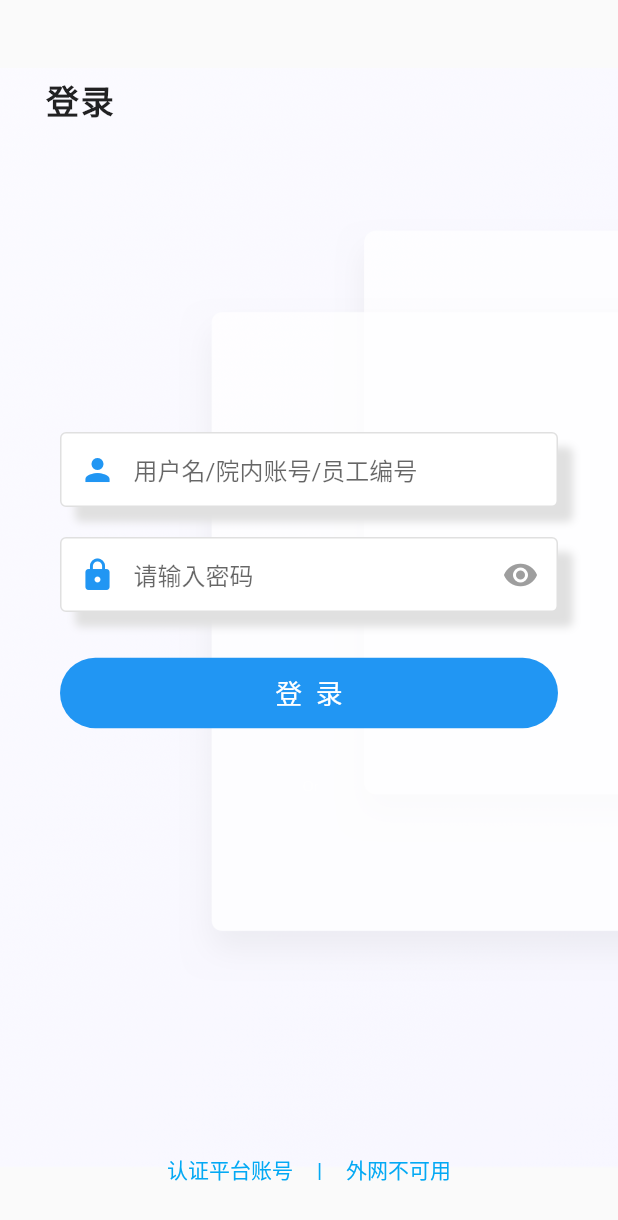
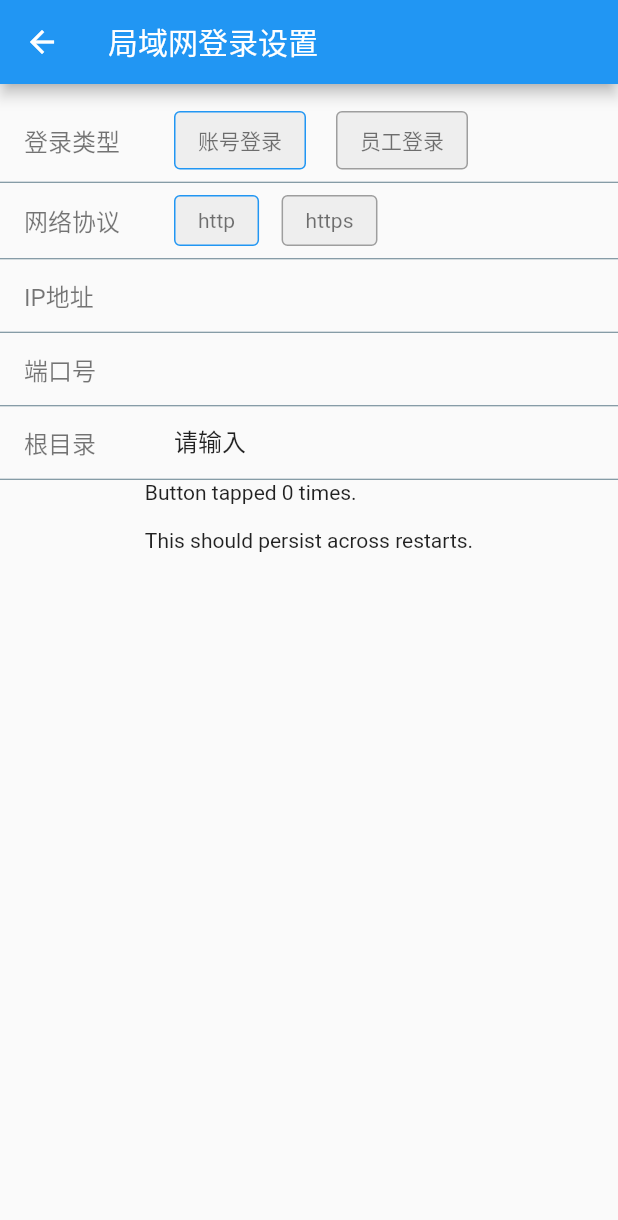
Before and after one commit to liuxuefei7060/flutter_oes, a Flutter app: the screen it shows after launch, after a tap on "外网不可用", on a phone screen of 412 x 824 dp. Shown: the top 1220 px of the screen. Run offline on Flutter 3.47's test engine with Material 2 defaults, Android fonts, the phone set to English and light mode, and no system bars; our stand-ins replace dio, fluttertoast, shared_preferences.

```diff
--- a/lib/pages/login/login_page.dart
+++ b/lib/pages/login/login_page.dart
@@ -5,6 +5,7 @@ import 'package:flutter/services.dart';
 import 'package:flutter_oes/api/api.dart';
 import 'package:flutter_oes/pages/dialog/loading_dialog.dart';
 import 'package:flutter_oes/pages/main/main_page.dart';
+import 'package:flutter_oes/pages/netsettings/net_settings.dart';
 import 'package:flutter_oes/utils/base_entity.dart';
 import 'package:flutter_oes/utils/net_utils.dart';
 import 'package:fluttertoast/fluttertoast.dart';
@@ -30,6 +31,23 @@ class _LoginState extends State<LoginPage> {
 
   var _nameController = TextEditingController();
   var _pwdController = TextEditingController();
+
+  //输入框修饰定义
+  var _inputBoxDecoration = BoxDecoration(
+      boxShadow: [
+        //阴影
+        BoxShadow(
+            color: Colors.grey[300],
+            offset: Offset(10.0, 10.0),
+            blurRadius: 4.0)
+      ],
+      color: Colors.white,
+      borderRadius: BorderRadius.all(Radius.circular(4)),
+      border: Border(
+          top: BorderSide(color: Colors.grey[300], width: 1.0),
+          left: BorderSide(color: Colors.grey[300], width: 1.0),
+          right: BorderSide(color: Colors.grey[300], width: 1.0),
+          bottom: BorderSide(color: Colors.grey[300], width: 1.0)));
 
   List<AuthInfoEntity> authInfoList;
   AuthInfoEntity mAuthInfoSelected;
@@ -115,10 +133,7 @@ class _LoginState extends State<LoginPage> {
         child: Container(
       constraints: BoxConstraints(
           minWidth: double.infinity,
-              minHeight: MediaQuery
-                  .of(context)
-                  .size
-                  .height),
+          minHeight: MediaQuery.of(context).size.height),
       decoration: BoxDecoration(
           image: new DecorationImage(
               image: ExactAssetImage("images/bc_login.png"))),
@@ -129,9 +144,7 @@ class _LoginState extends State<LoginPage> {
           child: Text(
             "登录",
             style: TextStyle(
-                    fontSize: 22,
-                    fontWeight: FontWeight.bold,
-                    letterSpacing: 1.2),
+                fontSize: 22, fontWeight: FontWeight.bold, letterSpacing: 1.2),
           ),
         ),
         Positioned(
@@ -146,7 +159,12 @@ class _LoginState extends State<LoginPage> {
               Text("|", style: TextStyle(color: Colors.lightBlue)),
               FlatButton(
                   textColor: Colors.lightBlue,
-                      onPressed: () {},
+                  onPressed: () {
+                    Navigator.push(context,
+                        MaterialPageRoute(builder: (context) {
+                      return NetSettingsPage();
+                    }));
+                  },
                   child: Text("外网不可用")),
             ],
           ),
@@ -157,25 +175,7 @@ class _LoginState extends State<LoginPage> {
           children: <Widget>[
             Container(
                 margin: EdgeInsets.fromLTRB(40, 0, 40, 0),
-                    decoration: BoxDecoration(
-                        boxShadow: [
-                          //阴影
-                          BoxShadow(
-                              color: Colors.grey[300],
-                              offset: Offset(10.0, 10.0),
-                              blurRadius: 4.0)
-                        ],
-                        color: Colors.white,
-                        borderRadius: BorderRadius.all(Radius.circular(4)),
-                        border: Border(
-                            top: BorderSide(
-                                color: Colors.grey[300], width: 1.0),
-                            left: BorderSide(
-                                color: Colors.grey[300], width: 1.0),
-                            right: BorderSide(
-                                color: Colors.grey[300], width: 1.0),
-                            bottom:
-                            BorderSide(color: Colors.grey[300], width: 1.0))),
+                decoration: _inputBoxDecoration,
                 child: TextField(
                   maxLines: 1,
                   autofocus: false,
@@ -193,25 +193,7 @@ class _LoginState extends State<LoginPage> {
                 )),
             Container(
                 margin: EdgeInsets.fromLTRB(40, 20, 40, 0),
-                    decoration: BoxDecoration(
-                        boxShadow: [
-                          //阴影
-                          BoxShadow(
-                              color: Colors.grey[300],
-                              offset: Offset(10.0, 10.0),
-                              blurRadius: 4.0)
-                        ],
-                        color: Colors.white,
-                        borderRadius: BorderRadius.all(Radius.circular(4)),
-                        border: Border(
-                            top: BorderSide(
-                                color: Colors.grey[300], width: 1.0),
-                            left: BorderSide(
-                                color: Colors.grey[300], width: 1.0),
-                            right: BorderSide(
-                                color: Colors.grey[300], width: 1.0),
-                            bottom:
-                            BorderSide(color: Colors.grey[300], width: 1.0))),
+                decoration: _inputBoxDecoration,
                 child: TextField(
                   maxLines: 1,
                   autofocus: false,
@@ -244,25 +226,7 @@ class _LoginState extends State<LoginPage> {
               child: Container(
                   margin: EdgeInsets.fromLTRB(40, 20, 40, 20),
                   padding: EdgeInsets.all(12),
-                      decoration: BoxDecoration(
-                          boxShadow: [
-                            //阴影
-                            BoxShadow(
-                                color: Colors.grey[300],
-                                offset: Offset(10.0, 10.0),
-                                blurRadius: 4.0)
-                          ],
-                          color: Colors.white,
-                          borderRadius: BorderRadius.all(Radius.circular(4)),
-                          border: Border(
-                              top: BorderSide(
-                                  color: Colors.grey[300], width: 1.0),
-                              left: BorderSide(
-                                  color: Colors.grey[300], width: 1.0),
-                              right:
-                              BorderSide(color: Colors.grey[300], width: 1.0),
-                              bottom:
-                              BorderSide(color: Colors.grey[300], width: 1.0))),
+                  decoration: _inputBoxDecoration,
                   child: GestureDetector(
                       onTap: showBottomSheet,
                       child: Row(
@@ -320,8 +284,8 @@ class _LoginState extends State<LoginPage> {
   void checkLoginBtnAble() {
     String name = _nameController.text;
     String pwd = _pwdController.text;
-    if (name == null || name.length == 0 || pwd == null ||
-        pwd.length == 0) {} else {}
+    if (name == null || name.length == 0 || pwd == null || pwd.length == 0) {
+    } else {}
   }
 
   ///失败失败，因为没有认证
@@ -376,12 +340,10 @@ class _LoginState extends State<LoginPage> {
       "loginType": 0
     };
 
-
-
     NetUtils.post(Api.login, params, success: (response) {
       Navigator.pop(context);
-      BaseEntity<LoginEntity> loginEntity = BaseEntity<LoginEntity>.fromJson(
-          json.decode(response));
+      BaseEntity<LoginEntity> loginEntity =
+          BaseEntity<LoginEntity>.fromJson(json.decode(response));
 
       if (loginEntity.status == 0) {
         Fluttertoast.showToast(
--- /dev/null
+++ b/lib/pages/netsettings/net_settings.dart
@@ -0,0 +1,287 @@
+import 'package:flutter/material.dart';
+import 'package:shared_preferences/shared_preferences.dart';
+
+///网络配置，设置网络的ip，端口，路径，
+///在ip那里可以直接设置域名
+class NetSettingsPage extends StatefulWidget {
+  @override
+  _NetSettingsPageState createState() => _NetSettingsPageState();
+}
+
+class _NetSettingsPageState extends State<NetSettingsPage> {
+  bool _checkboxHttp = true;
+  bool _checkboxHttps = false;
+  bool _checkboxAccount = true; //账号登录
+  bool _checkboxEmploy = false; //员工登录
+  FocusNode _blankNode = FocusNode();
+  var _ipController = TextEditingController();
+  var _porController = TextEditingController();
+  var _pathController = TextEditingController();
+
+  Future<SharedPreferences> _prefs = SharedPreferences.getInstance();
+  Future<int> _counter;
+  Future<String> _ip;
+  Future<String> _port;
+  Future<String> _path;
+
+  var _titleStyle = TextStyle(fontSize: 16, color: Colors.black54);
+  var _inputDecoration = new InputDecoration(border: InputBorder.none);
+
+  @override
+  void initState() {
+    super.initState();
+    _counter = _prefs.then((SharedPreferences prefs) {
+      return (prefs.getInt('counter') ?? 0);
+    }).then((value) {
+      print(value);
+      return value;
+    });
+    _ip = _prefs.then((SharedPreferences prefs) {
+      return (prefs.getString('key_ip') ?? "请输入");
+    }).then((value) {
+      print(value);
+      return value;
+    });
+
+    _port = _prefs.then((SharedPreferences prefs) {
+      return (prefs.getString('key_ip') ?? "请输入");
+    }).then((value) {
+      print(value);
+      return value;
+    });
+    _path = _prefs.then((SharedPreferences prefs) {
+      return (prefs.getString('key_ip') ?? "请输入");
+    }).then((value) {
+      print(value);
+      return value;
+    });
+  }
+
+  Widget _getDivider() {
+    return Divider(
+      height: 1,
+      color: Colors.blueGrey,
+    );
+  }
+
+  Widget createBody() {
+    return Container(
+      padding: EdgeInsets.fromLTRB(0, 10, 0, 10),
+      child: Column(
+        children: <Widget>[
+          Container(
+            padding: EdgeInsets.fromLTRB(16, 8, 16, 8),
+            child: Row(
+              children: <Widget>[
+                Container(
+                  padding: EdgeInsets.fromLTRB(0, 0, 0, 0),
+                  child: Text(
+                    "登录类型",
+                    style: _titleStyle,
+                  ),
+                  width: 100,
+                ),
+                GestureDetector(
+                  onTap: () {
+                    setState(() {
+                      _checkboxAccount = true;
+                      _checkboxEmploy = false;
+                    });
+                  },
+                  child: Container(
+                    decoration: BoxDecoration(
+                        color: Colors.grey[200],
+                        border: Border.all(
+                            color:
+                                _checkboxAccount ? Colors.blue : Colors.grey),
+                        borderRadius: BorderRadius.circular(4.0)),
+                    padding: EdgeInsets.fromLTRB(15, 8, 15, 8),
+                    child: Text(
+                      "账号登录",
+                      style: TextStyle(color: Colors.black54),
+                    ),
+                  ),
+                ),
+                GestureDetector(
+                  onTap: () {
+                    setState(() {
+                      _checkboxAccount = false;
+                      _checkboxEmploy = true;
+                    });
+                  },
+                  child: Container(
+                    margin: EdgeInsets.fromLTRB(20, 0, 0, 0),
+                    decoration: BoxDecoration(
+                        color: Colors.grey[200],
+                        border: Border.all(
+                            color: _checkboxEmploy ? Colors.blue : Colors.grey),
+                        borderRadius: BorderRadius.circular(4.0)),
+                    padding: EdgeInsets.fromLTRB(15, 8, 15, 8),
+                    child: Text(
+                      "员工登录",
+                      style: TextStyle(color: Colors.black54),
+                    ),
+                  ),
+                )
+              ],
+            ),
+          ),
+          _getDivider(),
+          Container(
+              padding: EdgeInsets.fromLTRB(16, 8, 16, 8),
+              child: Row(
+                children: <Widget>[
+                  Container(
+                    padding: EdgeInsets.fromLTRB(0, 0, 0, 0),
+                    child: Text(
+                      "网络协议",
+                      style: _titleStyle,
+                    ),
+                    width: 100,
+                  ),
+                  GestureDetector(
+                    onTap: () {
+                      setState(() {
+                        _checkboxHttps = false;
+                        _checkboxHttp = true;
+                      });
+                    },
+                    child: Container(
+                      margin: EdgeInsets.fromLTRB(0, 0, 0, 0),
+                      decoration: BoxDecoration(
+                          color: Colors.grey[200],
+                          border: Border.all(
+                              color: _checkboxHttp ? Colors.blue : Colors.grey),
+                          borderRadius: BorderRadius.circular(4.0)),
+                      padding: EdgeInsets.fromLTRB(15, 8, 15, 8),
+                      child: Text(
+                        "http",
+                        style: TextStyle(color: Colors.black54),
+                      ),
+                    ),
+                  ),
+                  GestureDetector(
+                    onTap: () {
+                      setState(() {
+                        _checkboxHttps = true;
+                        _checkboxHttp = false;
+                      });
+                    },
+                    child: Container(
+                      margin: EdgeInsets.fromLTRB(15, 0, 0, 0),
+                      decoration: BoxDecoration(
+                          color: Colors.grey[200],
+                          border: Border.all(
+                              color:
+                                  _checkboxHttps ? Colors.blue : Colors.grey),
+                          borderRadius: BorderRadius.circular(4.0)),
+                      padding: EdgeInsets.fromLTRB(15, 8, 15, 8),
+                      child: Text(
+                        "https",
+                        style: TextStyle(color: Colors.black54),
+                      ),
+                    ),
+                  )
+                ],
+              )),
+          _getDivider(),
+          Container(
+              padding: EdgeInsets.fromLTRB(16, 0, 16, 0),
+              child: Row(children: <Widget>[
+                Container(
+                  padding: EdgeInsets.fromLTRB(0, 0, 0, 0),
+                  child: Text(
+                    "IP地址",
+                    style: _titleStyle,
+                  ),
+                  width: 100,
+                ),
+                Expanded(
+                    child: TextField(
+                  decoration: _inputDecoration,
+                  controller: _ipController,
+                ))
+              ])),
+          _getDivider(),
+          Container(
+              padding: EdgeInsets.fromLTRB(16, 0, 16, 0),
+              child: Row(children: <Widget>[
+                Container(
+                  padding: EdgeInsets.fromLTRB(0, 0, 0, 0),
+                  child: Text(
+                    "端口号",
+                    style: _titleStyle,
+                  ),
+                  width: 100,
+                ),
+                Expanded(
+                    child: TextField(
+                  decoration: _inputDecoration,
+                  controller: _porController,
+                ))
+              ])),
+          _getDivider(),
+          Container(
+              padding: EdgeInsets.fromLTRB(16, 0, 16, 0),
+              child: Row(children: <Widget>[
+                Container(
+                  padding: EdgeInsets.fromLTRB(0, 0, 0, 0),
+                  child: Text(
+                    "根目录",
+                    style: _titleStyle,
+                  ),
+                  width: 100,
+                ),
+                Expanded(
+                    child: FutureBuilder(
+                  future: _path,
+                  builder: (context, snapshot) {
+                    _pathController.text = snapshot.data;
+                    return TextField(
+                      maxLines: 1,
+                      decoration: new InputDecoration(
+                          border: InputBorder.none),
+                      controller: _pathController,
+                    );
+                  },
+                ))
+              ])),
+          _getDivider(),
+          FutureBuilder<int>(
+            future: _counter,
+            builder: (context, snapshot) {
+              switch (snapshot.connectionState) {
+                case ConnectionState.waiting:
+                  return const CircularProgressIndicator();
+                default:
+                  if (snapshot.hasError) {
+                    return Text(
+                        'Error: 出错啦 ${snapshot.data} ${snapshot.error}');
+                  } else {
+                    return Text(
+                      'Button tapped ${snapshot.data} time${snapshot.data == 1 ? '' : 's'}.\n\n'
+                      'This should persist across restarts.',
+                    );
+                  }
+              }
+            },
+          )
+        ],
+      ),
+    );
+  }
+
+  @override
+  Widget build(BuildContext context) {
+    return Scaffold(
+        appBar: AppBar(
+          title: Text("局域网登录设置"),
+        ),
+        body: GestureDetector(
+            onTap: () {
+              // 点击空白页面关闭键盘
+              FocusScope.of(context).requestFocus(_blankNode);
+            },
+            child: createBody()));
+  }
+}
--- a/lib/utils/net_utils.dart
+++ b/lib/utils/net_utils.dart
@@ -21,20 +21,26 @@ class NetUtils {
   static init() {
     isInit = true;
 
-    dio.interceptors.add(InterceptorsWrapper(
-        onRequest: (RequestOptions options) {
-
+    dio.interceptors
+        .add(InterceptorsWrapper(onRequest: (RequestOptions options) {
       print("================== 请求数据 ==========================");
       print("url = ${options.uri.toString()}");
       print("headers = ${options.headers}");
       print("params = ${options.data}");
       print("params = ${options.contentType}");
-        },
-        onResponse: (Response response) {
+    }, onResponse: (Response response) {
       print("================== 响应数据 ==========================");
+      print(response.statusCode);
+      response.headers.forEach((name, values) {
+        var temp = "";
+        values.forEach((element) {
+          temp += element;
+        });
+        print("$name : $temp");
+      });
+//      print(response.headers);
       print(response.data.toString());
-        },
-        onError: (DioError err) {
+    }, onError: (DioError err) {
       print("================== 响应错误 ==========================");
     }));
 
```
Also changed, not shown: pubspec.yaml (+5 -2 lines), pubspec.lock, 1 other file. Lines whose indentation alone changed are shown as unchanged.
